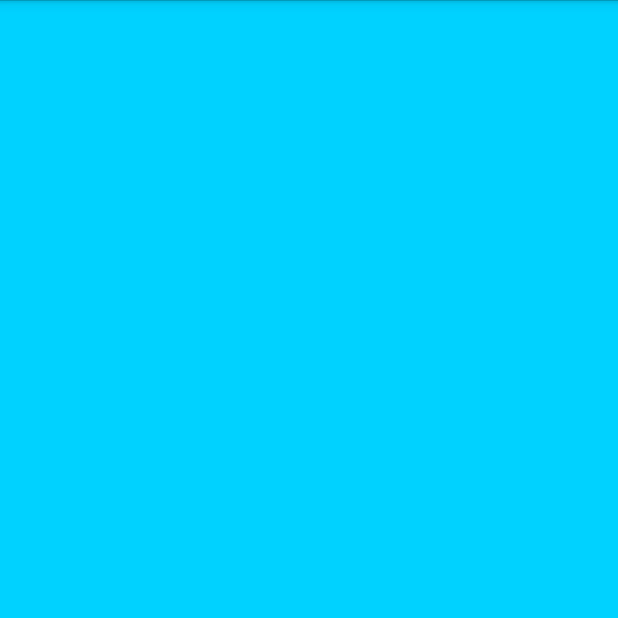
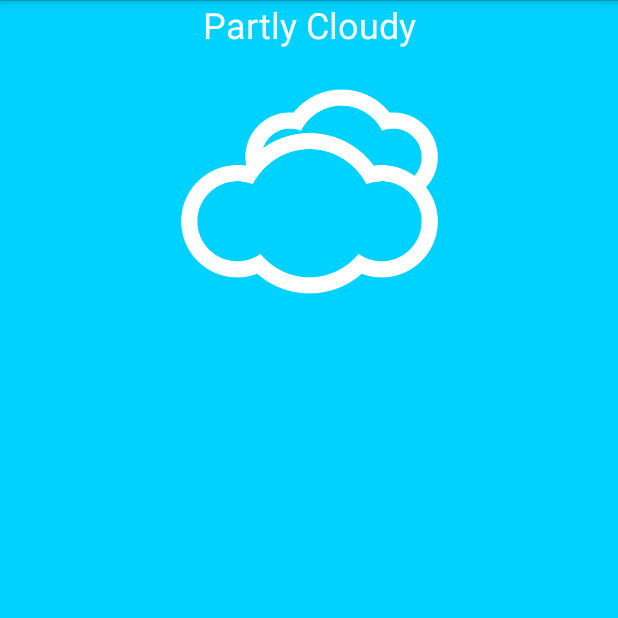
Before and after one commit to Amador368/ColorWeather, an Android app: the screen it shows after launch (MainActivity), on a phone screen of 412 x 824 dp, the top half of it. Run offline under Robolectric (Android 15) with nearby library versions, the phone set to English and light mode, and no system bars.

Commit message:
Adding resources & default text

```diff
--- a/app/src/main/res/layout/activity_main.xml
+++ b/app/src/main/res/layout/activity_main.xml
@@ -1,9 +1,35 @@
 <?xml version="1.0" encoding="utf-8"?>
 <android.support.constraint.ConstraintLayout xmlns:android="http://schemas.android.com/apk/res/android"
+    xmlns:app="http://schemas.android.com/apk/res-auto"
     xmlns:tools="http://schemas.android.com/tools"
     android:id="@+id/activity_main"
     android:layout_width="match_parent"
     android:layout_height="match_parent"
     tools:context="me.asantiago.colorweather.MainActivity"
     android:background="@color/backgroundColor" >
+
+    <ImageView
+        android:src="@drawable/cloudy"
+        android:layout_width="wrap_content"
+        android:layout_height="wrap_content"
+        android:id="@+id/imageView"
+        tools:layout_constraintTop_creator="1"
+        tools:layout_constraintRight_creator="1"
+        app:layout_constraintRight_toRightOf="parent"
+        android:layout_marginTop="40dp"
+        tools:layout_constraintLeft_creator="1"
+        app:layout_constraintLeft_toLeftOf="parent"
+        app:layout_constraintTop_toTopOf="parent" />
+
+    <TextView
+        android:text="Partly Cloudy"
+        android:layout_width="wrap_content"
+        android:layout_height="wrap_content"
+        android:id="@+id/textView"
+        tools:layout_editor_absoluteY="255dp"
+        android:textAppearance="@android:style/TextAppearance.Holo.Light.Small"
+        app:layout_constraintLeft_toLeftOf="@+id/imageView"
+        app:layout_constraintRight_toRightOf="@+id/imageView"
+        android:textSize="24sp"
+        android:textColor="@android:color/white" />
 </android.support.constraint.ConstraintLayout>
```
